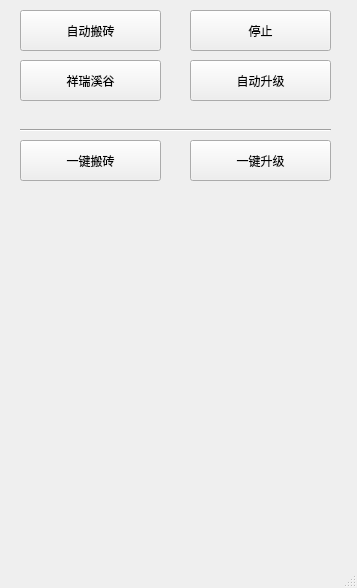
Qt form voyager/ui/main.ui (seayona/dnf) before a commit.
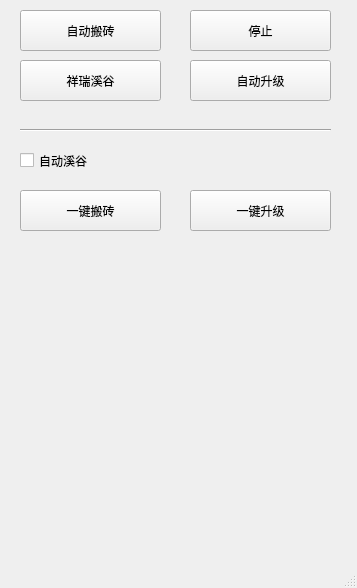
The same form after that commit.

Commit message: F：搬砖升级可选择自动清理溪谷

```diff
--- a/voyager/ui/main.ui
+++ b/voyager/ui/main.ui
@@ -69,11 +69,24 @@
      <string>自动升级</string>
     </property>
    </widget>
+    <widget class="QCheckBox" name="ckbox_auto_valley">
+    <property name="geometry">
+     <rect>
+      <x>20</x>
+      <y>140</y>
+      <width>90</width>
+      <height>41</height>
+     </rect>
+    </property>
+    <property name="text">
+     <string>自动溪谷</string>
+    </property>
+   </widget>
    <widget class="QPushButton" name="btn_auto_work">
     <property name="geometry">
      <rect>
       <x>20</x>
-      <y>140</y>
+      <y>190</y>
       <width>141</width>
       <height>41</height>
      </rect>
@@ -86,7 +99,7 @@
     <property name="geometry">
      <rect>
       <x>190</x>
-      <y>140</y>
+      <y>190</y>
       <width>141</width>
       <height>41</height>
      </rect>
```
The commit also changes 5 other files.
